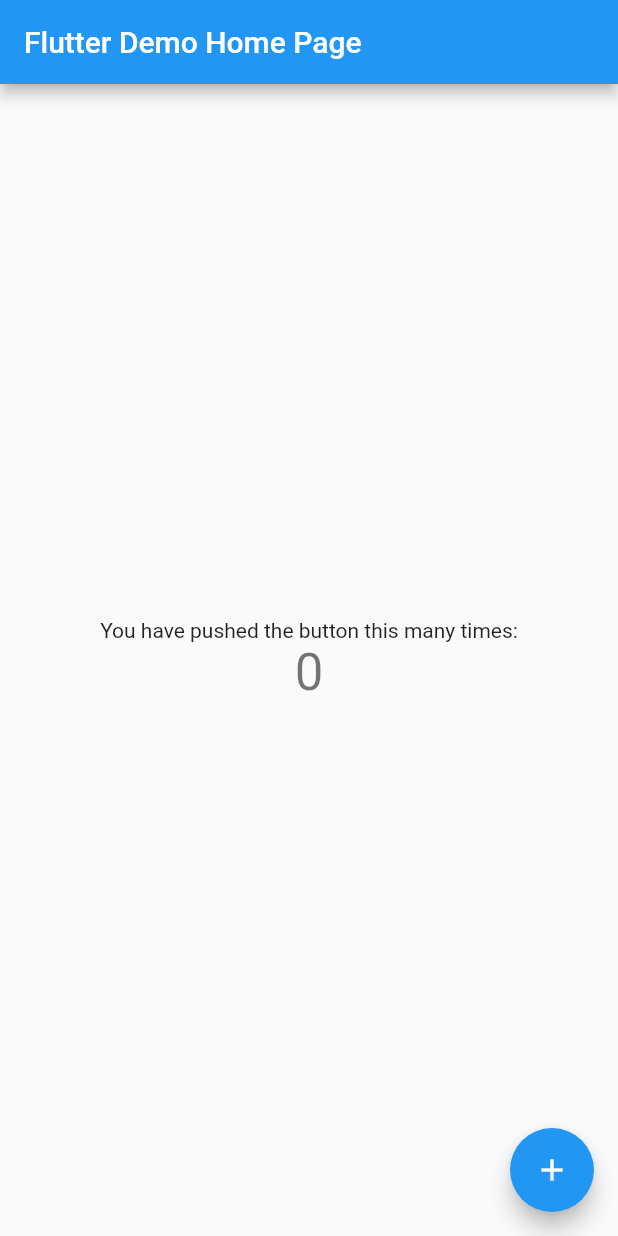
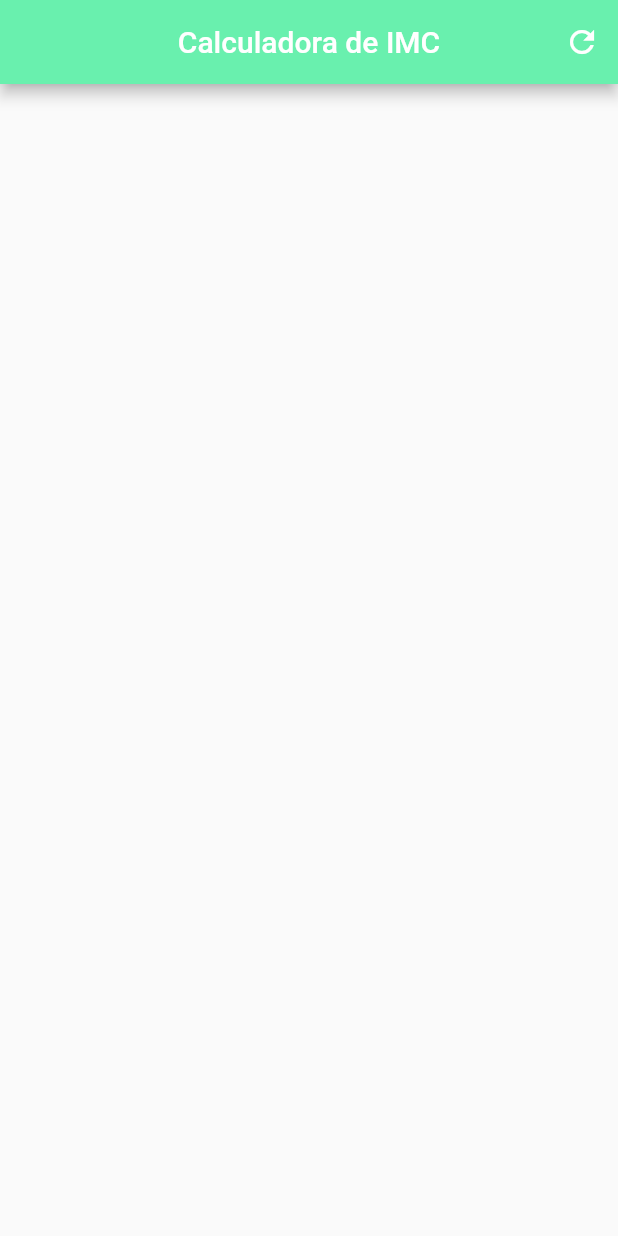
Before and after one commit to 3salles/imc_calculator, a Flutter app: the screen it shows after launch, on a phone screen of 412 x 824 dp. Run offline on Flutter 3.47's test engine with Material 2 defaults, Android fonts, the phone set to English and light mode, and no system bars.

Commit message:
chore: Create appbar

```diff
--- /dev/null
+++ b/lib/home.dart
@@ -0,0 +1,24 @@
+import 'package:flutter/material.dart';
+
+class Home extends StatefulWidget {
+  const Home({Key? key}) : super(key: key);
+
+  @override
+  State<Home> createState() => _HomeState();
+}
+
+class _HomeState extends State<Home> {
+  @override
+  Widget build(BuildContext context) {
+    return Scaffold(
+      appBar: AppBar(
+        title: const Text('Calculadora de IMC'),
+        centerTitle: true,
+        backgroundColor: Colors.greenAccent,
+        actions: <Widget>[
+          IconButton(onPressed: () {}, icon: const Icon(Icons.refresh))
+        ],
+      ),
+    );
+ }
+}
--- a/lib/main.dart
+++ b/lib/main.dart
@@ -1,115 +1,6 @@
 import 'package:flutter/material.dart';
+import 'my_app.dart';
 
-void main() {
-  runApp(const MyApp());
+void main () {
+  runApp( const MyApp());
 }
-
-class MyApp extends StatelessWidget {
-  const MyApp({Key? key}) : super(key: key);
-
-  // This widget is the root of your application.
-  @override
-  Widget build(BuildContext context) {
-    return MaterialApp(
-      title: 'Flutter Demo',
-      theme: ThemeData(
-        // This is the theme of your application.
-        //
-        // Try running your application with "flutter run". You'll see the
-        // application has a blue toolbar. Then, without quitting the app, try
-        // changing the primarySwatch below to Colors.green and then invoke
-        // "hot reload" (press "r" in the console where you ran "flutter run",
-        // or simply save your changes to "hot reload" in a Flutter IDE).
-        // Notice that the counter didn't reset back to zero; the application
-        // is not restarted.
-        primarySwatch: Colors.blue,
-      ),
-      home: const MyHomePage(title: 'Flutter Demo Home Page'),
-    );
-  }
-}
-
-class MyHomePage extends StatefulWidget {
-  const MyHomePage({Key? key, required this.title}) : super(key: key);
-
-  // This widget is the home page of your application. It is stateful, meaning
-  // that it has a State object (defined below) that contains fields that affect
-  // how it looks.
-
-  // This class is the configuration for the state. It holds the values (in this
-  // case the title) provided by the parent (in this case the App widget) and
-  // used by the build method of the State. Fields in a Widget subclass are
-  // always marked "final".
-
-  final String title;
-
-  @override
-  State<MyHomePage> createState() => _MyHomePageState();
-}
-
-class _MyHomePageState extends State<MyHomePage> {
-  int _counter = 0;
-
-  void _incrementCounter() {
-    setState(() {
-      // This call to setState tells the Flutter framework that something has
-      // changed in this State, which causes it to rerun the build method below
-      // so that the display can reflect the updated values. If we changed
-      // _counter without calling setState(), then the build method would not be
-      // called again, and so nothing would appear to happen.
-      _counter++;
-    });
-  }
-
-  @override
-  Widget build(BuildContext context) {
-    // This method is rerun every time setState is called, for instance as done
-    // by the _incrementCounter method above.
-    //
-    // The Flutter framework has been optimized to make rerunning build methods
-    // fast, so that you can just rebuild anything that needs updating rather
-    // than having to individually change instances of widgets.
-    return Scaffold(
-      appBar: AppBar(
-        // Here we take the value from the MyHomePage object that was created by
-        // the App.build method, and use it to set our appbar title.
-        title: Text(widget.title),
-      ),
-      body: Center(
-        // Center is a layout widget. It takes a single child and positions it
-        // in the middle of the parent.
-        child: Column(
-          // Column is also a layout widget. It takes a list of children and
-          // arranges them vertically. By default, it sizes itself to fit its
-          // children horizontally, and tries to be as tall as its parent.
-          //
-          // Invoke "debug painting" (press "p" in the console, choose the
-          // "Toggle Debug Paint" action from the Flutter Inspector in Android
-          // Studio, or the "Toggle Debug Paint" command in Visual Studio Code)
-          // to see the wireframe for each widget.
-          //
-          // Column has various properties to control how it sizes itself and
-          // how it positions its children. Here we use mainAxisAlignment to
-          // center the children vertically; the main axis here is the vertical
-          // axis because Columns are vertical (the cross axis would be
-          // horizontal).
-          mainAxisAlignment: MainAxisAlignment.center,
-          children: <Widget>[
-            const Text(
-              'You have pushed the button this many times:',
-            ),
-            Text(
-              '$_counter',
-              style: Theme.of(context).textTheme.headline4,
-            ),
-          ],
-        ),
-      ),
-      floatingActionButton: FloatingActionButton(
-        onPressed: _incrementCounter,
-        tooltip: 'Increment',
-        child: const Icon(Icons.add),
-      ), // This trailing comma makes auto-formatting nicer for build methods.
-    );
-  }
-}
--- /dev/null
+++ b/lib/my_app.dart
@@ -0,0 +1,15 @@
+import 'package:flutter/material.dart';
+import 'home.dart';
+
+class MyApp extends StatelessWidget {
+  const MyApp({Key? key}) : super(key: key);
+
+  // This widget is the root of your application.
+  @override
+  Widget build(BuildContext context) {
+    return const MaterialApp(
+      debugShowCheckedModeBanner: false,
+      home: Home(),
+    );
+  }
+}
```
Also changed, not shown: 1 other file.
